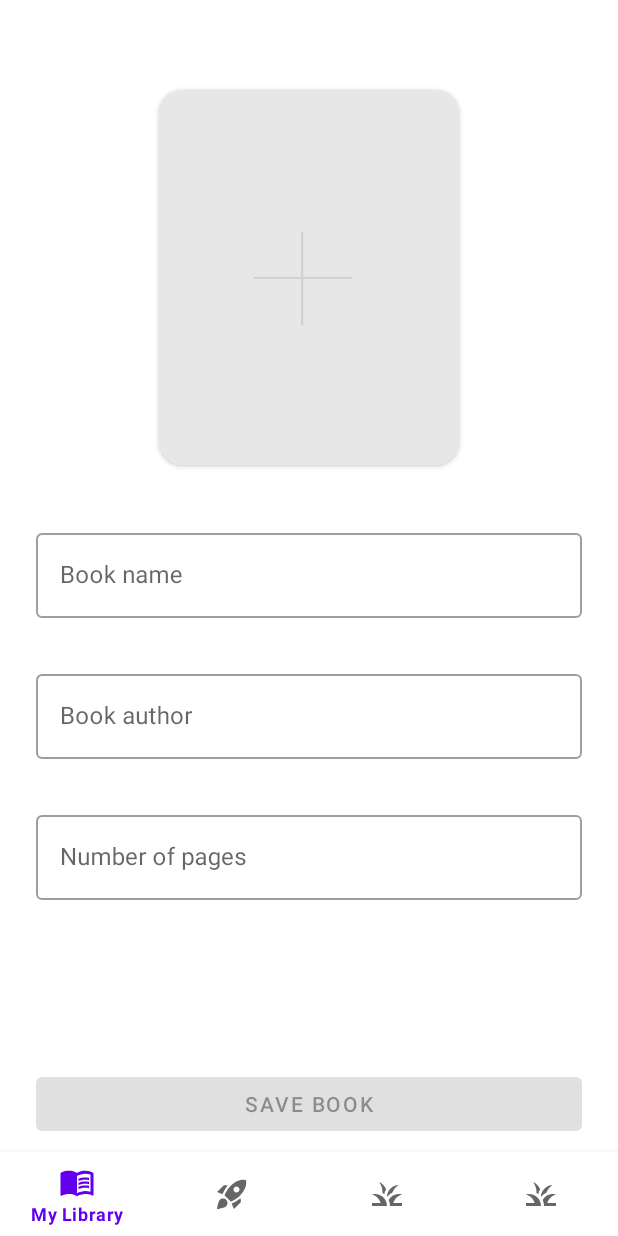
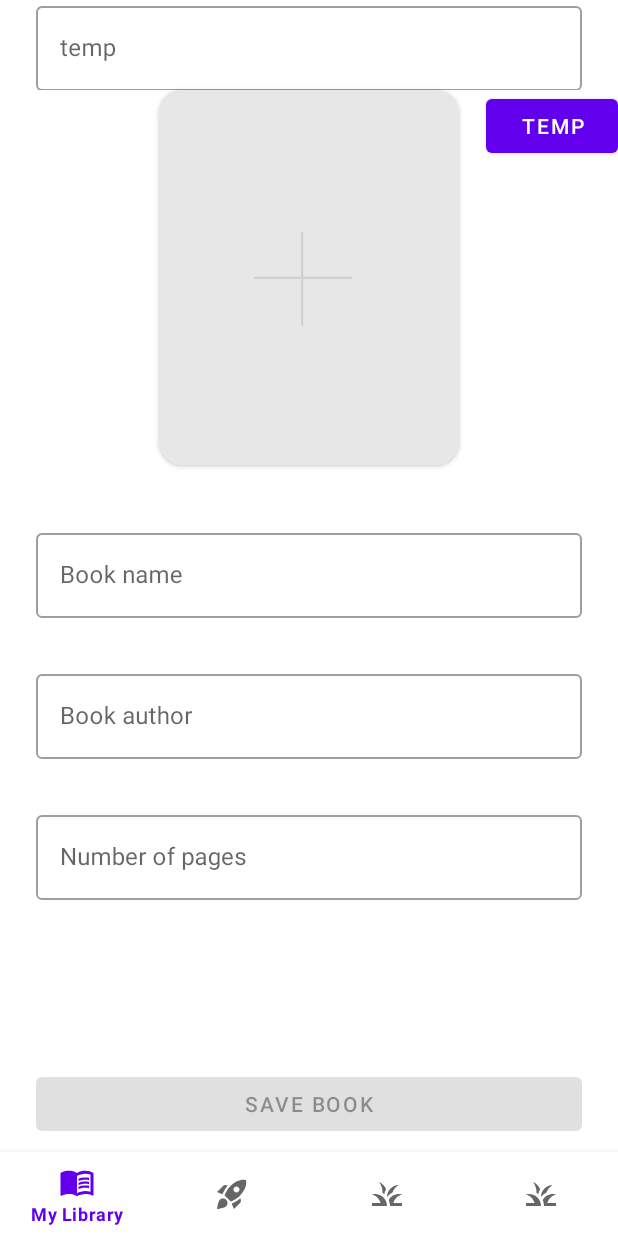
Before and after one commit to DGojka/ReadingStats, an Android app: the screen it shows after launch (MainActivity), after a tap on "Save book", on a phone screen of 412 x 824 dp. Run offline under Robolectric (Android 15) with nearby library versions, the phone set to English and light mode, and no system bars; our stand-ins replace Dagger/Hilt's generated code, Room's generated code, navigation-ui; pictures from the network do not load.

Commit message:
Importing book info from google api

```diff
--- a/app/build.gradle
+++ b/app/build.gradle
@@ -45,6 +45,7 @@ dependencies {
     implementation glide
     implementation room
     implementation coil
+    implementation retrofit
 
     kapt roomKapt
     kapt daggerAnnotationProcessor
--- a/app/src/main/AndroidManifest.xml
+++ b/app/src/main/AndroidManifest.xml
@@ -4,6 +4,9 @@
     package="com.example.bookstats">
 
     <uses-permission android:name="android.permission.READ_EXTERNAL_STORAGE" />
+    <uses-permission android:name="android.permission.ACCESS_NETWORK_STATE" />
+    <uses-permission android:name="android.permission.INTERNET" />
+
     <application
         android:name=".app.ReadingStatsApp"
         android:allowBackup="true"
--- a/app/src/main/java/com/example/bookstats/app/di/AppComponent.kt
+++ b/app/src/main/java/com/example/bookstats/app/di/AppComponent.kt
@@ -8,7 +8,7 @@ import dagger.Component
 import javax.inject.Singleton
 
 @Singleton
-@Component(modules = [AppModule::class])
+@Component(modules = [AppModule::class, NetworkModule::class])
 interface AppComponent {
     fun inject(fragment: BookCreationFragment)
 
--- a/app/src/main/java/com/example/bookstats/app/di/AppModule.kt
+++ b/app/src/main/java/com/example/bookstats/app/di/AppModule.kt
@@ -5,6 +5,7 @@ import androidx.room.Room
 import com.example.bookstats.database.AppDatabase
 import com.example.bookstats.features.library.managers.SessionCalculator
 import com.example.bookstats.features.library.managers.SessionCalculatorImpl
+import com.example.bookstats.network.ApiService
 import com.example.bookstats.repository.Repository
 import com.example.bookstats.repository.RepositoryImpl
 import dagger.Module
@@ -26,8 +27,8 @@ class AppModule(private val app: Application) {
 
     @Singleton
     @Provides
-    fun provideRepository(database: AppDatabase): Repository {
-        return RepositoryImpl(database)
+    fun provideRepository(database: AppDatabase, apiService: ApiService): Repository {
+        return RepositoryImpl(database, apiService)
     }
 
     @Singleton
--- /dev/null
+++ b/app/src/main/java/com/example/bookstats/app/di/NetworkModule.kt
@@ -0,0 +1,32 @@
+package com.example.bookstats.app.di
+
+import com.example.bookstats.network.ApiService
+import dagger.Module
+import dagger.Provides
+import okhttp3.OkHttpClient
+import retrofit2.Retrofit
+import retrofit2.converter.gson.GsonConverterFactory
+import javax.inject.Singleton
+
+@Module
+class NetworkModule {
+    @Provides
+    @Singleton
+    fun provideOkHttpClient(): OkHttpClient = OkHttpClient.Builder().build()
+
+    @Provides
+    @Singleton
+    fun provideRetrofit(okHttpClient: OkHttpClient): Retrofit = Retrofit.Builder()
+        .addConverterFactory(GsonConverterFactory.create())
+        .baseUrl(BOOK_API_BASE_URL)
+        .client(okHttpClient)
+        .build()
+
+    @Provides
+    @Singleton
+    fun provideApiService(retrofit: Retrofit): ApiService = retrofit.create(ApiService::class.java)
+
+    companion object {
+        private const val BOOK_API_BASE_URL = "https://www.googleapis.com/books/v1/"
+    }
+}
--- a/app/src/main/java/com/example/bookstats/features/creation/BookCreationFragment.kt
+++ b/app/src/main/java/com/example/bookstats/features/creation/BookCreationFragment.kt
@@ -2,7 +2,6 @@ package com.example.bookstats.features.creation
 
 import android.graphics.Bitmap
 import android.graphics.drawable.BitmapDrawable
-import android.net.Uri
 import android.os.Bundle
 import android.util.Log
 import androidx.fragment.app.Fragment
@@ -33,6 +32,7 @@ class BookCreationFragment : Fragment() {
     @Inject
     lateinit var viewModelFactory: BookCreationViewModelFactory
     private lateinit var viewModel: BookCreationViewModel
+    private var updateEditTextAfterImportingBookFromISBN = false
 
     override fun onCreateView(
         inflater: LayoutInflater, container: ViewGroup?,
@@ -55,6 +55,15 @@ class BookCreationFragment : Fragment() {
         initSaveBookButtonListener()
         observeState()
         initImagePicker()
+        binding.tempIsbn.setOnClickListener {
+            viewModel.importBookByISBN(
+                "9788380082113",
+                onResponseGetBitmap = {
+                    updateEditTextAfterImportingBookFromISBN = true
+                    getBitmap(it)!!
+                })
+
+        }
     }
 
     private fun observeState() {
@@ -72,6 +81,12 @@ class BookCreationFragment : Fragment() {
                         if (image != null) {
                             bookImage.load(image)
                         }
+                        if (updateEditTextAfterImportingBookFromISBN) {
+                            bookNameEditText.setText(state.bookName)
+                            bookAuthorEditText.setText(state.bookAuthor)
+                            bookPageNumberEditText.setText(state.numberOfPages.toString())
+                            updateEditTextAfterImportingBookFromISBN = false
+                        }
                     }
                 }
             }
@@ -83,7 +98,7 @@ class BookCreationFragment : Fragment() {
             registerForActivityResult(ActivityResultContracts.PickVisualMedia()) { uri ->
                 if (uri != null) {
                     lifecycleScope.launch {
-                        val bitmap = getBitmap(uri)
+                        val bitmap = getBitmap(uri.toString())
                         lifecycleScope.launch(Dispatchers.IO) {
                             viewModel.setImageBitmap(bitmap!!)
                         }
@@ -128,17 +143,16 @@ class BookCreationFragment : Fragment() {
             viewModel.createBook()
         }
     }
-
-    companion object {
-        const val CREATION_ERROR = "creation_error"
-    }
-
-
-    private suspend fun getBitmap(uri: Uri): Bitmap? {
+    private suspend fun getBitmap(uri: String): Bitmap? {
         val loader = ImageLoader(requireContext())
         val request = ImageRequest.Builder(requireContext()).data(uri).build()
 
         val result = (loader.execute(request) as SuccessResult).drawable
         return (result as BitmapDrawable).bitmap
     }
+
+    companion object {
+        const val CREATION_ERROR = "creation_error"
+    }
+
 }
--- a/app/src/main/java/com/example/bookstats/repository/Repository.kt
+++ b/app/src/main/java/com/example/bookstats/repository/Repository.kt
@@ -1,4 +1,7 @@
 package com.example.bookstats.repository
+
+import com.example.bookstats.network.VolumeInfo
+
 
 interface Repository {
     suspend fun getBooksWithSessions(): List<BookWithSessions>
@@ -14,4 +17,6 @@ interface Repository {
     suspend fun getLastBook(): BookWithSessions?
 
     suspend fun getCurrentStreak(): Int
+
+    suspend fun getBookByISBN(isbn: String) : VolumeInfo?
 }
--- a/app/src/main/java/com/example/bookstats/repository/RepositoryImpl.kt
+++ b/app/src/main/java/com/example/bookstats/repository/RepositoryImpl.kt
@@ -1,14 +1,17 @@
 package com.example.bookstats.repository
 
+import android.util.Log
 import com.example.bookstats.database.AppDatabase
 import com.example.bookstats.database.entity.BookEntity
 import com.example.bookstats.database.entity.BookSessionEntity
 import com.example.bookstats.database.entity.BookWithSessionsEntity
 import com.example.bookstats.database.entity.SessionEntity
+import com.example.bookstats.network.ApiService
+import com.example.bookstats.network.VolumeInfo
 import java.time.LocalDate
 import java.time.LocalDateTime
 
-class RepositoryImpl(private val db: AppDatabase) : Repository {
+class RepositoryImpl(private val db: AppDatabase, private val apiService: ApiService) : Repository {
 
     override suspend fun getBooksWithSessions(): List<BookWithSessions> {
         return db.bookWithSessionDao().getBooks().map {
@@ -22,7 +25,8 @@ class RepositoryImpl(private val db: AppDatabase) : Repository {
     override suspend fun addBookWithSessions(book: BookWithSessions) {
         val bookId = generateBookId()
         with(book) {
-            db.bookDao().add(BookEntity(bookId, name, author, totalPages, currentPage,bookImage = image))
+            db.bookDao()
+                .add(BookEntity(bookId, name, author, totalPages, currentPage, bookImage = image))
         }
     }
 
@@ -101,6 +105,37 @@ class RepositoryImpl(private val db: AppDatabase) : Repository {
         return streak
     }
 
+    override suspend fun getBookByISBN(isbn: String): VolumeInfo? {
+        val response = apiService.getBookByISBN("isbn:$isbn")
+        return if (response.isSuccessful) {
+            val bookResponse = response.body()?.items?.get(0)
+    /*            val title = bookResponse?.bookFromApiDetails?.title
+                Log.e("asd", bookResponse?.bookFromApiDetails.toString())*/
+            Log.e("asd", bookResponse.toString())
+            Log.e("asd", bookResponse?.volumeInfo?.title.toString())
+            bookResponse?.volumeInfo
+        } else {
+            Log.e("error", response.errorBody().toString())
+            null
+            //TODO: implement
+        }
+    }
+
+/*    private fun loadBitmapFromUrl(url: String, callback: (Bitmap?) -> Unit) {
+        Glide.with(context)
+            .asBitmap()
+            .load(url)
+            .into(object : SimpleTarget<Bitmap>() {
+                override fun onResourceReady(resource: Bitmap, transition: Transition<in Bitmap>?) {
+                    callback(resource)
+                }
+
+                override fun onLoadFailed(errorDrawable: Drawable?) {
+                    callback(null)
+                }
+            })
+    }*/
+
     private fun BookWithSessionsEntity.mapToBookWithSession(): BookWithSessions {
         val sessionsMapped: List<Session> = this.sessions
             .map {
--- a/app/src/main/res/layout/fragment_book_creation.xml
+++ b/app/src/main/res/layout/fragment_book_creation.xml
@@ -27,6 +27,34 @@
             app:layout_constraintRight_toRightOf="parent"
             app:layout_constraintTop_toTopOf="parent" />
     </androidx.cardview.widget.CardView>
+
+    <com.google.android.material.textfield.TextInputLayout
+        android:id="@+id/isbn_code"
+        style="@style/Widget.MaterialComponents.TextInputLayout.OutlinedBox"
+        android:layout_width="match_parent"
+        android:layout_height="wrap_content"
+        android:layout_marginStart="24dp"
+        android:layout_marginTop="40dp"
+        android:layout_marginEnd="24dp"
+        app:layout_constraintBottom_toTopOf="@id/book_image_container"
+        app:layout_constraintLeft_toLeftOf="parent"
+        app:layout_constraintRight_toRightOf="parent">
+
+        <com.google.android.material.textfield.TextInputEditText
+            android:id="@+id/isbn_code_editText"
+            android:layout_width="match_parent"
+            android:layout_height="wrap_content"
+            android:hint="@string/temp" />
+    </com.google.android.material.textfield.TextInputLayout>
+
+    <Button
+        android:id="@+id/temp_isbn"
+        android:layout_width="wrap_content"
+        android:layout_height="wrap_content"
+        android:layout_marginTop="60dp"
+        android:text="@string/temp"
+        app:layout_constraintRight_toRightOf="parent"
+        app:layout_constraintTop_toTopOf="parent" />
 
     <com.google.android.material.textfield.TextInputLayout
         android:id="@+id/book_name"
--- a/app/src/main/res/values/strings.xml
+++ b/app/src/main/res/values/strings.xml
@@ -58,4 +58,5 @@
     <string name="current_page_in_this_session">Type the page you stopped reading on</string>
     <string name="page_is_too_high">Current page is higher than book total pages</string>
     <string name="page_must_be_higher">Current page must be higher than %s</string>
+    <string name="temp">temp</string>
 </resources>
--- a/buildsystem/dependencies.gradle
+++ b/buildsystem/dependencies.gradle
@@ -63,4 +63,10 @@ ext {
 
     coilVersion = "2.1.0"
     coil = ["io.coil-kt:coil:$coilVersion"]
+
+    retrofitVersion = "2.9.0"
+    retrofit = [
+            "com.squareup.retrofit2:retrofit:$retrofitVersion",
+            "com.squareup.retrofit2:converter-gson:$retrofitVersion"
+    ]
 }
```
Also changed, not shown: app/src/main/java/com/example/bookstats/features/creation/BookCreationViewModel.kt (+20 -0 lines), app/src/main/java/com/example/bookstats/network/ApiService.kt (added, +31 -0 lines).
